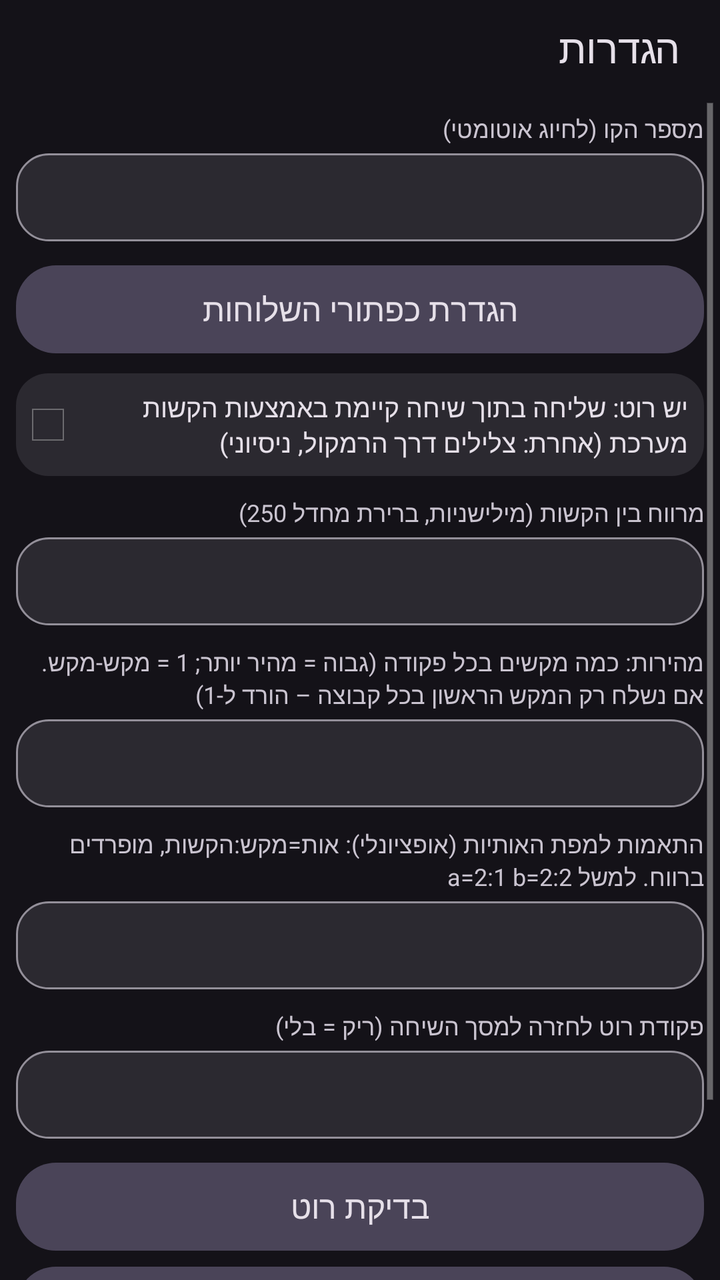
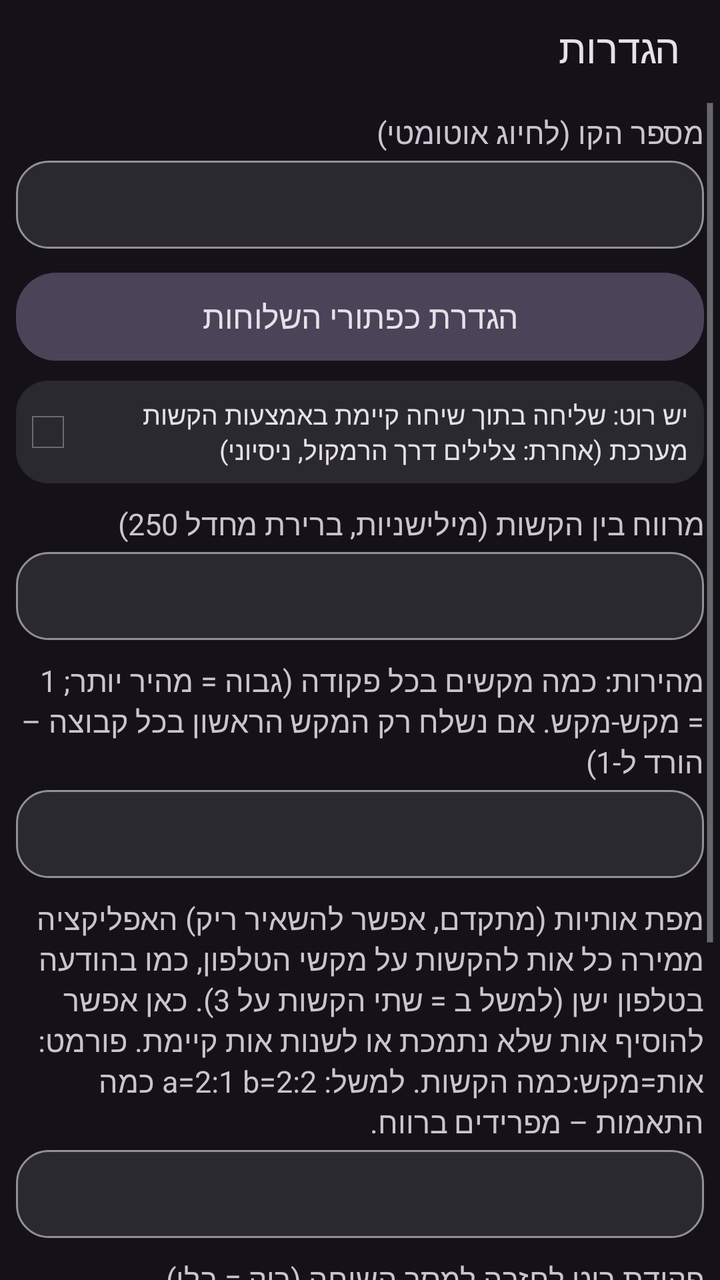

An Android layout rendered at two revisions. The XML below is the earlier revision; the diff shows what the commit changed to produce the second picture.
<!-- AndroidManifest.xml: application theme AppTheme -->
<!-- res/layout/activity_settings.xml -->
<?xml version="1.0" encoding="utf-8"?>
<LinearLayout xmlns:android="http://schemas.android.com/apk/res/android"
    android:layout_width="match_parent"
    android:layout_height="match_parent"
    android:background="?attr/colorBgMain"
    android:orientation="vertical">

    <TextView
        android:layout_width="match_parent"
        android:layout_height="48dp"
        android:background="?attr/colorHeader"
        android:gravity="center_vertical"
        android:paddingEnd="20dp"
        android:paddingStart="20dp"
        android:text="@string/title_settings"
        android:textColor="?attr/colorTextPrimary"
        android:textSize="20sp" />

    <ScrollView
        android:layout_width="match_parent"
        android:layout_height="match_parent"
        android:fillViewport="true">

        <LinearLayout
            android:layout_width="match_parent"
            android:layout_height="wrap_content"
            android:orientation="vertical"
            android:padding="8dp">

            <TextView
                android:layout_width="match_parent"
                android:layout_height="wrap_content"
                android:text="@string/label_number"
                android:textColor="?attr/colorTextSecondary"
                android:textSize="12sp" />

            <EditText
                android:id="@+id/edit_number"
                android:layout_width="match_parent"
                android:layout_height="wrap_content"
                android:layout_marginTop="4dp"
                android:background="?attr/bgInput"
                android:gravity="start"
                android:inputType="phone"
                android:minHeight="44dp"
                android:paddingEnd="16dp"
                android:paddingStart="16dp"
                android:singleLine="true"
                android:textColor="?attr/colorTextPrimary"
                android:textDirection="ltr"
                android:textSize="18sp"
                android:nextFocusUp="@+id/btn_save"
                android:nextFocusDown="@+id/btn_ext_settings" />

            <Button
                android:id="@+id/btn_ext_settings"
                android:layout_width="match_parent"
                android:layout_height="44dp"
                android:layout_marginTop="12dp"
                android:background="?attr/bgBtnTonal"
                android:text="@string/btn_ext_settings"
                android:textColor="?attr/colorTextPrimary"
                android:textSize="16sp"
                android:nextFocusUp="@id/edit_number"
                android:nextFocusDown="@+id/cb_root" />

            <CheckBox
                android:id="@+id/cb_root"
                android:layout_width="match_parent"
                android:layout_height="wrap_content"
                android:layout_marginTop="10dp"
                android:background="?attr/bgCard"
                android:minHeight="44dp"
                android:padding="8dp"
                android:text="@string/cb_root"
                android:textColor="?attr/colorTextPrimary"
                android:textSize="13sp"
                android:nextFocusUp="@id/btn_ext_settings"
                android:nextFocusDown="@+id/edit_gap" />

            <TextView
                android:layout_width="match_parent"
                android:layout_height="wrap_content"
                android:layout_marginTop="10dp"
                android:text="@string/label_gap"
                android:textColor="?attr/colorTextSecondary"
                android:textSize="12sp" />

            <EditText
                android:id="@+id/edit_gap"
                android:layout_width="match_parent"
                android:layout_height="wrap_content"
                android:layout_marginTop="4dp"
                android:background="?attr/bgInput"
                android:gravity="start"
                android:inputType="number"
                android:maxLength="5"
                android:minHeight="44dp"
                android:paddingEnd="16dp"
                android:paddingStart="16dp"
                android:singleLine="true"
                android:textColor="?attr/colorTextPrimary"
                android:textSize="18sp"
                android:nextFocusUp="@id/cb_root"
                android:nextFocusDown="@+id/edit_batch" />

            <TextView
                android:layout_width="match_parent"
                android:layout_height="wrap_content"
                android:layout_marginTop="10dp"
                android:text="@string/label_batch"
                android:textColor="?attr/colorTextSecondary"
                android:textSize="12sp" />

            <EditText
                android:id="@+id/edit_batch"
                android:layout_width="match_parent"
                android:layout_height="wrap_content"
                android:layout_marginTop="4dp"
                android:background="?attr/bgInput"
                android:gravity="start"
                android:inputType="number"
                android:maxLength="3"
                android:minHeight="44dp"
                android:paddingEnd="16dp"
                android:paddingStart="16dp"
                android:singleLine="true"
                android:textColor="?attr/colorTextPrimary"
                android:textSize="18sp"
                android:nextFocusUp="@id/edit_gap"
                android:nextFocusDown="@+id/edit_map" />

            <TextView
                android:layout_width="match_parent"
                android:layout_height="wrap_content"
                android:layout_marginTop="10dp"
                android:text="@string/label_map"
                android:textColor="?attr/colorTextSecondary"
                android:textSize="12sp" />

            <EditText
                android:id="@+id/edit_map"
                android:layout_width="match_parent"
                android:layout_height="wrap_content"
                android:layout_marginTop="4dp"
                android:background="?attr/bgInput"
                android:gravity="start"
                android:inputType="textNoSuggestions"
                android:minHeight="44dp"
                android:paddingEnd="16dp"
                android:paddingStart="16dp"
                android:singleLine="true"
                android:textColor="?attr/colorTextPrimary"
                android:textDirection="ltr"
                android:textSize="16sp"
                android:nextFocusUp="@id/edit_batch"
                android:nextFocusDown="@+id/edit_cmd" />

            <TextView
                android:layout_width="match_parent"
                android:layout_height="wrap_content"
                android:layout_marginTop="10dp"
                android:text="@string/label_cmd"
                android:textColor="?attr/colorTextSecondary"
                android:textSize="12sp" />

            <EditText
                android:id="@+id/edit_cmd"
                android:layout_width="match_parent"
                android:layout_height="wrap_content"
                android:layout_marginTop="4dp"
                android:background="?attr/bgInput"
                android:gravity="start"
                android:inputType="textNoSuggestions"
                android:layoutDirection="ltr"
                android:minHeight="44dp"
                android:paddingEnd="16dp"
                android:paddingStart="16dp"
                android:singleLine="true"
                android:textColor="?attr/colorTextPrimary"
                android:textSize="16sp"
                android:nextFocusUp="@id/edit_map"
                android:nextFocusDown="@+id/btn_test_root" />

            <Button
                android:id="@+id/btn_test_root"
                android:layout_width="match_parent"
                android:layout_height="44dp"
                android:layout_marginTop="12dp"
                android:background="?attr/bgBtnTonal"
                android:text="@string/btn_test_root"
                android:textColor="?attr/colorTextPrimary"
                android:textSize="16sp"
                android:nextFocusUp="@id/edit_cmd"
                android:nextFocusDown="@+id/btn_help" />

            <Button
                android:id="@+id/btn_help"
                android:layout_width="match_parent"
                android:layout_height="44dp"
                android:layout_marginTop="8dp"
                android:background="?attr/bgBtnTonal"
                android:text="@string/btn_help"
                android:textColor="?attr/colorTextPrimary"
                android:textSize="16sp"
                android:nextFocusUp="@id/btn_test_root"
                android:nextFocusDown="@id/btn_save" />

            <Button
                android:id="@+id/btn_save"
                android:layout_width="match_parent"
                android:layout_height="48dp"
                android:layout_marginTop="8dp"
                android:background="?attr/bgBtnFilled"
                android:text="@string/btn_save"
                android:textColor="?attr/colorOnAccent"
                android:textSize="20sp"
                android:textStyle="bold"
                android:nextFocusUp="@id/btn_help"
                android:nextFocusDown="@id/edit_number" />
        </LinearLayout>
    </ScrollView>
</LinearLayout>
<!-- resources referenced by this layout -->
<resources>
  <string name="btn_ext_settings">הגדרת כפתורי השלוחות</string>
  <string name="btn_help">עזרה</string>
  <string name="btn_save">שמור</string>
  <string name="btn_test_root">בדיקת רוט</string>
  <string name="cb_root">יש רוט: שליחה בתוך שיחה קיימת באמצעות הקשות מערכת (אחרת: צלילים דרך הרמקול, ניסיוני)</string>
  <string name="label_batch">מהירות: כמה מקשים בכל פקודה (גבוה = מהיר יותר; 1 = מקש-מקש. אם נשלח רק המקש הראשון בכל קבוצה – הורד ל-1)</string>
  <string name="label_cmd">פקודת רוט לחזרה למסך השיחה (ריק = בלי)</string>
  <string name="label_gap">מרווח בין הקשות (מילישניות, ברירת מחדל 250)</string>
  <string name="label_map">התאמות למפת האותיות (אופציונלי): אות=מקש:הקשות, מופרדים ברווח. למשל a=2:1 b=2:2</string>
  <string name="label_number">מספר הקו (לחיוג אוטומטי)</string>
  <string name="title_settings">הגדרות</string>
  <color name="bg_dark">#FF141218</color>
  <color name="header_dark">#FF141218</color>
  <color name="accent_dark">#FFD0BCFF</color>
  <color name="on_accent_dark">#FF381E72</color>
  <color name="text_white">#FFE6E0E9</color>
  <color name="text_light_gray">#FFCAC4D0</color>
  <!-- drawable bg_input_d (drawable) -->
  <?xml version="1.0" encoding="utf-8"?>
  <selector xmlns:android="http://schemas.android.com/apk/res/android">
      <item android:state_focused="true">
      <shape android:shape="rectangle">
          <solid android:color="#FF2B2930" />
          <stroke android:width="3dp" android:color="#FFD0BCFF" />
          <corners android:radius="16dp" />
      </shape>
      </item>
      <item>
      <shape android:shape="rectangle">
          <solid android:color="#FF2B2930" />
          <stroke android:width="1dp" android:color="#FF938F99" />
          <corners android:radius="16dp" />
      </shape>
      </item>
  </selector>
  <!-- drawable bg_card_d (drawable) -->
  <?xml version="1.0" encoding="utf-8"?>
  <selector xmlns:android="http://schemas.android.com/apk/res/android">
      <item>
      <shape android:shape="rectangle">
          <solid android:color="#FF2B2930" />
          <corners android:radius="16dp" />
      </shape>
      </item>
  </selector>
  <!-- drawable bg_btn_tonal_d (drawable) -->
  <?xml version="1.0" encoding="utf-8"?>
  <selector xmlns:android="http://schemas.android.com/apk/res/android">
      <item android:state_focused="true">
      <shape android:shape="rectangle">
          <solid android:color="#FF4A4458" />
          <stroke android:width="3dp" android:color="#FFEADDFF" />
          <corners android:radius="20dp" />
      </shape>
      </item>
      <item android:state_pressed="true">
      <shape android:shape="rectangle">
          <solid android:color="#FF938F99" />
          <corners android:radius="20dp" />
      </shape>
      </item>
      <item>
      <shape android:shape="rectangle">
          <solid android:color="#FF4A4458" />
          <corners android:radius="20dp" />
      </shape>
      </item>
  </selector>
  <!-- drawable bg_icon_btn_d (drawable) -->
  <?xml version="1.0" encoding="utf-8"?>
  <selector xmlns:android="http://schemas.android.com/apk/res/android">
      <item android:state_focused="true">
      <shape android:shape="rectangle">
          <solid android:color="#FF4A4458" />
          <stroke android:width="3dp" android:color="#FFEADDFF" />
          <corners android:radius="24dp" />
      </shape>
      </item>
      <item android:state_pressed="true">
      <shape android:shape="rectangle">
          <solid android:color="#FF4A4458" />
          <corners android:radius="24dp" />
      </shape>
      </item>
      <item>
      <shape android:shape="rectangle">
          <solid android:color="#00000000" />
          <corners android:radius="24dp" />
      </shape>
      </item>
  </selector>
  <!-- unchanged entries left out for length: 2 -->
</resources>

<!-- the commit's change to res/layout/activity_settings.xml (unified diff, before → after) -->
@@ -32,7 +32,7 @@
                 android:layout_height="wrap_content"
                 android:text="@string/label_number"
                 android:textColor="?attr/colorTextSecondary"
-                android:textSize="12sp" />
+                android:textSize="15sp" />
 
             <EditText
                 android:id="@+id/edit_number"
@@ -84,7 +84,7 @@
                 android:layout_marginTop="10dp"
                 android:text="@string/label_gap"
                 android:textColor="?attr/colorTextSecondary"
-                android:textSize="12sp" />
+                android:textSize="15sp" />
 
             <EditText
                 android:id="@+id/edit_gap"
@@ -110,7 +110,7 @@
                 android:layout_marginTop="10dp"
                 android:text="@string/label_batch"
                 android:textColor="?attr/colorTextSecondary"
-                android:textSize="12sp" />
+                android:textSize="15sp" />
 
             <EditText
                 android:id="@+id/edit_batch"
@@ -136,7 +136,7 @@
                 android:layout_marginTop="10dp"
                 android:text="@string/label_map"
                 android:textColor="?attr/colorTextSecondary"
-                android:textSize="12sp" />
+                android:textSize="15sp" />
 
             <EditText
                 android:id="@+id/edit_map"
@@ -162,7 +162,7 @@
                 android:layout_marginTop="10dp"
                 android:text="@string/label_cmd"
                 android:textColor="?attr/colorTextSecondary"
-                android:textSize="12sp" />
+                android:textSize="15sp" />
 
             <EditText
                 android:id="@+id/edit_cmd"
<!-- resource entries referenced after the edit -->
@@ -8,7 +8,10 @@
   <string name="label_batch">מהירות: כמה מקשים בכל פקודה (גבוה = מהיר יותר; 1 = מקש-מקש. אם נשלח רק המקש הראשון בכל קבוצה – הורד ל-1)</string>
   <string name="label_cmd">פקודת רוט לחזרה למסך השיחה (ריק = בלי)</string>
   <string name="label_gap">מרווח בין הקשות (מילישניות, ברירת מחדל 250)</string>
-  <string name="label_map">התאמות למפת האותיות (אופציונלי): אות=מקש:הקשות, מופרדים ברווח. למשל a=2:1 b=2:2</string>
+  <string name="label_map">מפת אותיות (מתקדם, אפשר להשאיר ריק)
+  האפליקציה ממירה כל אות להקשות על מקשי הטלפון, כמו בהודעה בטלפון ישן (למשל ב = שתי הקשות על 3). כאן אפשר להוסיף אות שלא נתמכת או לשנות אות קיימת.
+  פורמט: אות=מקש:כמה הקשות. למשל: a=2:1 b=2:2
+  כמה התאמות – מפרידים ברווח.</string>
   <string name="label_number">מספר הקו (לחיוג אוטומטי)</string>
   <string name="title_settings">הגדרות</string>
   <color name="bg_dark">#FF141218</color>
